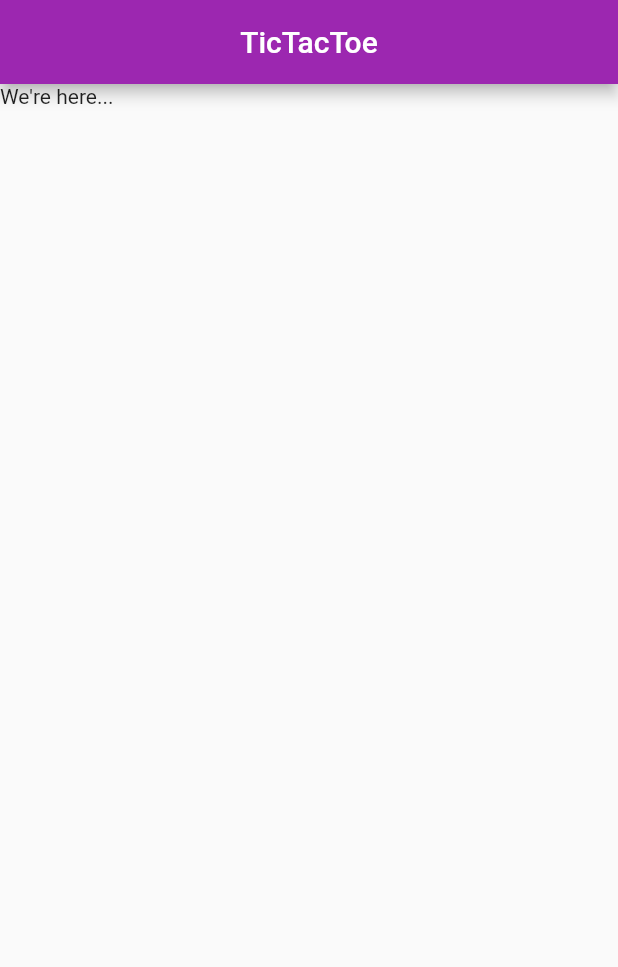
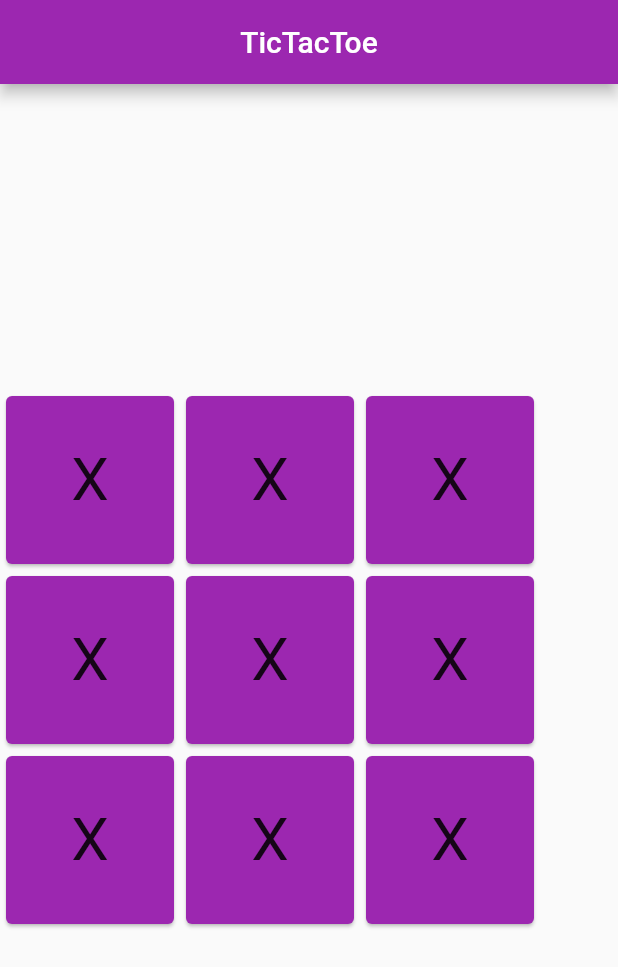
Before and after one commit to Akinyeleib/tic_tac_toe, a Flutter app: the screen it shows after launch, on a phone screen of 412 x 824 dp. Shown: the top 967 px of the screen. Run offline on Flutter 3.47's test engine with Material 2 defaults, Android fonts, the phone set to English and light mode, and no system bars.

Commit message:
Board lined

```diff
--- /dev/null
+++ b/lib/helper.dart
@@ -0,0 +1,48 @@
+import 'package:flutter/material.dart';
+
+class CreateBoxes extends StatelessWidget {
+  var control = TextEditingController();
+
+  CreateBoxes(this.control);
+
+  @override
+  Widget build(BuildContext context) {
+    return SizedBox(
+      width: 120,
+      height: 120,
+      child: Card(
+
+        color: Colors.purple,
+        child: Column(
+          mainAxisAlignment: MainAxisAlignment.center,
+          children: [
+            Text(
+              'X',
+              style: TextStyle(fontSize: 40),
+              textAlign: TextAlign.center,
+            ),
+          ],
+        ),
+      ),
+    );
+  }
+}
+
+class CreateRow extends StatelessWidget {
+
+  List<TextEditingController> controls;
+
+  CreateRow(this.controls);
+
+  @override
+  Widget build(BuildContext context) {
+    return Row(
+      crossAxisAlignment: CrossAxisAlignment.center,
+      children: [
+        CreateBoxes(controls[0]),
+        CreateBoxes(controls[1]),
+        CreateBoxes(controls[2]),
+      ],
+    );
+  }
+}
--- a/lib/main.dart
+++ b/lib/main.dart
@@ -1,10 +1,25 @@
+import 'dart:ui';
 import 'package:flutter/material.dart';
+import 'helper.dart';
 
 void main() => runApp(TicTacToe());
 
 class TicTacToe extends StatelessWidget {
+  var control1 = TextEditingController();
+  var control2 = TextEditingController();
+  var control3 = TextEditingController();
+
+  late List<TextEditingController> controls;
+
+  // void addControls() {
+  //   controls.add(control1);
+  //   controls.add(control2);
+  //   controls.add(control3);
+  // }
+
   @override
   Widget build(BuildContext context) {
+    // addControls();
     return MaterialApp(
         theme: ThemeData(primarySwatch: Colors.purple),
         home: Scaffold(
@@ -12,8 +27,14 @@ class TicTacToe extends StatelessWidget {
             title: Text('TicTacToe'),
             centerTitle: true,
           ),
-        body: Text("We're here..."),
+          body: Column(
+            mainAxisAlignment: MainAxisAlignment.center,
+            children: [
+              CreateRow([control1, control2, control3]),
+              CreateRow([control1, control2, control3]),
+              CreateRow([control1, control2, control3]),
+            ],
           ),
-    );
+        ));
   }
 }
```
Lines whose indentation alone changed are shown as unchanged.
